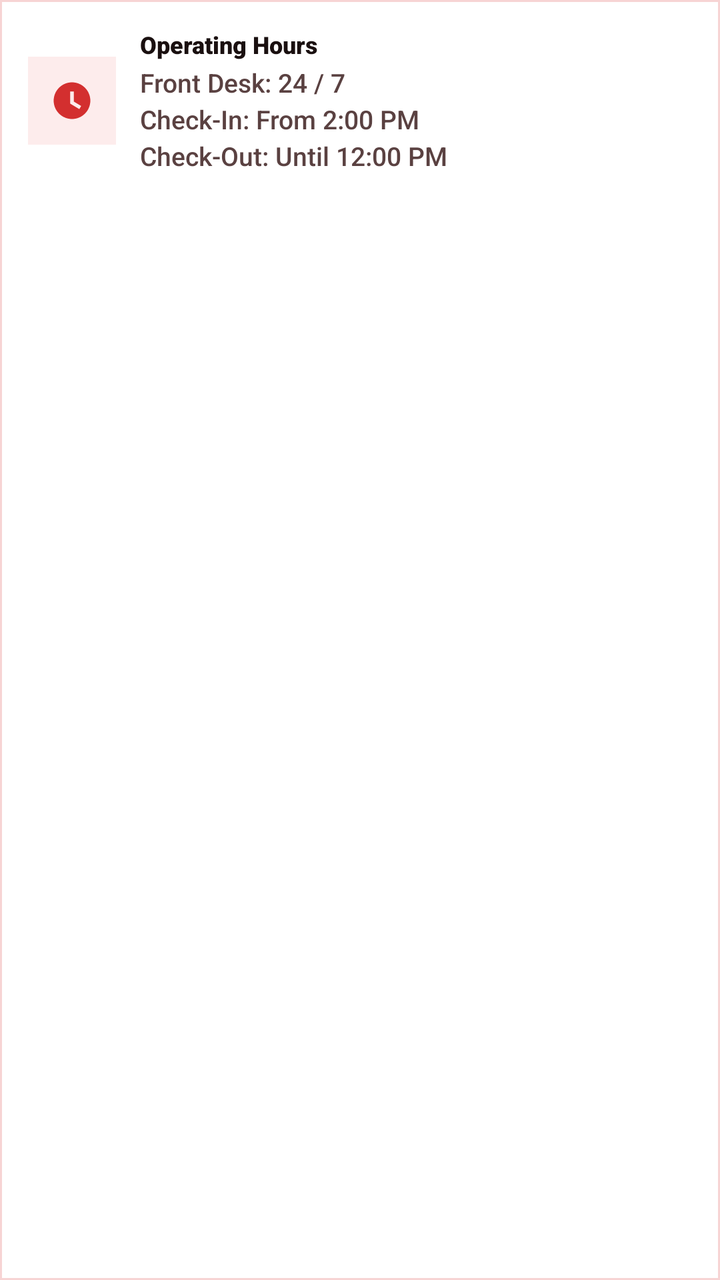
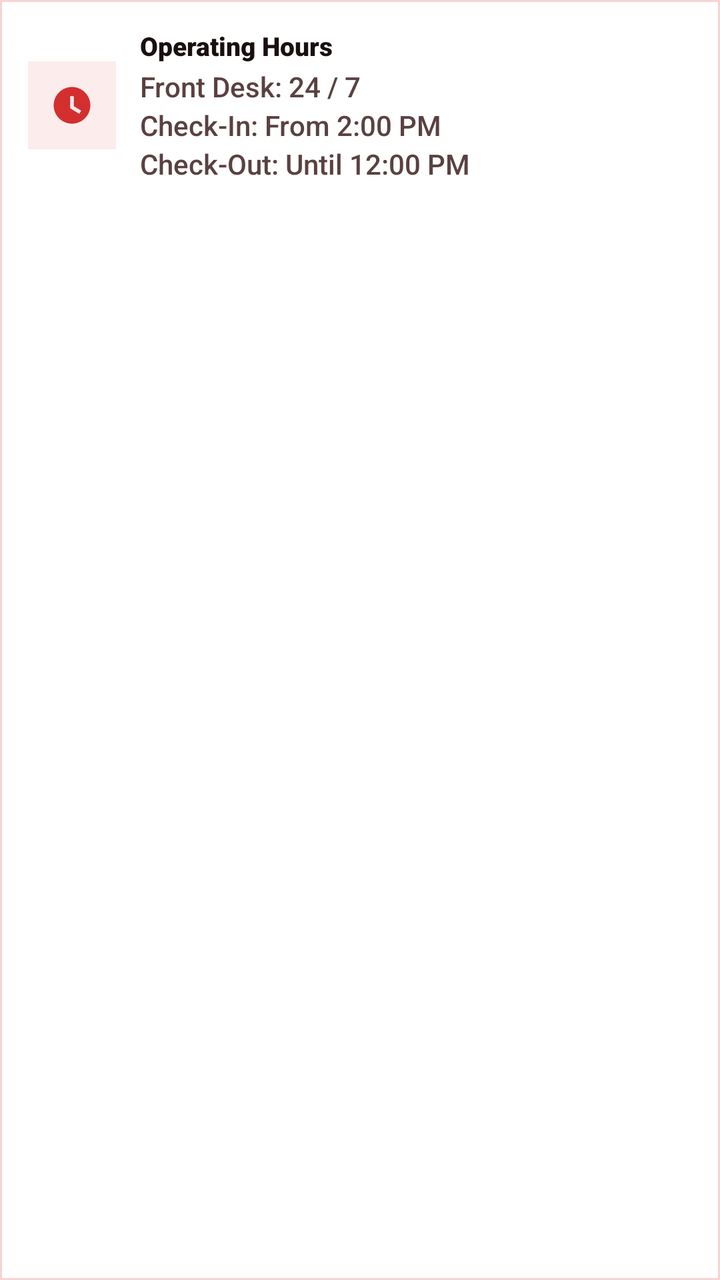

Before-and-after screenshots of an Android layout around one commit, followed by the original layout XML and the change that was made.
<!-- AndroidManifest.xml: application theme Theme.VelocitySuites -->
<!-- res/layout/item_landing_contact_hours.xml -->
<?xml version="1.0" encoding="utf-8"?>
<com.google.android.material.card.MaterialCardView xmlns:android="http://schemas.android.com/apk/res/android"
    xmlns:app="http://schemas.android.com/apk/res-auto"
    android:layout_width="match_parent"
    android:layout_height="wrap_content"
    android:layout_marginTop="10dp"
    app:cardBackgroundColor="@color/velocity_surface_elevated"
    app:cardCornerRadius="0dp"
    app:cardElevation="0dp"
    app:strokeColor="@color/velocity_red_subtle"
    app:strokeWidth="1dp">

    <LinearLayout
        android:layout_width="match_parent"
        android:layout_height="wrap_content"
        android:gravity="center_vertical"
        android:orientation="horizontal"
        android:padding="14dp">

        <FrameLayout
            android:layout_width="44dp"
            android:layout_height="44dp"
            android:background="@drawable/bg_icon_circle_badge">

            <ImageView
                android:layout_width="22dp"
                android:layout_height="22dp"
                android:layout_gravity="center"
                android:contentDescription="@string/landing_hotel_hours_label"
                android:src="@drawable/ic_clock"
                app:tint="@color/velocity_red_primary" />
        </FrameLayout>

        <LinearLayout
            android:layout_width="0dp"
            android:layout_height="wrap_content"
            android:layout_marginStart="12dp"
            android:layout_weight="1"
            android:orientation="vertical">

            <TextView
                android:layout_width="match_parent"
                android:layout_height="wrap_content"
                android:fontFamily="sans-serif-black"
                android:text="@string/landing_hotel_hours_label"
                android:textColor="@color/velocity_text_primary"
                android:textSize="12sp" />

            <TextView
                android:layout_width="match_parent"
                android:layout_height="wrap_content"
                android:layout_marginTop="2dp"
                android:fontFamily="sans-serif-medium"
                android:lineSpacingExtra="3dp"
                android:text="@string/landing_hotel_hours"
                android:textColor="@color/velocity_text_secondary"
                android:textSize="13sp" />
        </LinearLayout>
    </LinearLayout>
</com.google.android.material.card.MaterialCardView>
<!-- resources referenced by this layout -->
<resources>
  <color name="velocity_red_primary">#D32F2F</color>
  <color name="velocity_red_subtle">#F7D4D4</color>
  <color name="velocity_surface_elevated">#FFFFFF</color>
  <color name="velocity_text_primary">#1A1010</color>
  <color name="velocity_text_secondary">#5A4141</color>
  <!-- drawable bg_icon_circle_badge (drawable) -->
  <?xml version="1.0" encoding="utf-8"?>
  <shape xmlns:android="http://schemas.android.com/apk/res/android"
      android:shape="rectangle">
      <solid android:color="@color/velocity_red_soft" />
  </shape>
  <!-- drawable ic_clock (drawable) -->
  ﻿<vector xmlns:android="http://schemas.android.com/apk/res/android"
      android:width="24dp"
      android:height="24dp"
      android:viewportWidth="24"
      android:viewportHeight="24">
      <path
          android:fillColor="#FF000000"
          android:pathData="M12,2C6.5,2 2,6.5 2,12s4.5,10 10,10s10,-4.5 10,-10S17.5,2 12,2zM13,12.5l4,2.4l-1,1.7l-5,-3V7h2v5.5z" />
  </vector>
  <string name="landing_hotel_hours">Front Desk: 24 / 7\nCheck-In: From 2:00 PM\nCheck-Out: Until 12:00 PM</string>
  <string name="landing_hotel_hours_label">Operating Hours</string>
  <color name="velocity_red_soft">#FDECEC</color>
  <color name="velocity_red_dark">#7F1212</color>
  <color name="white">#FFFFFFFF</color>
  <color name="velocity_red_rose">#EF5350</color>
  <color name="velocity_red_deep">#5A0A0A</color>
  <style name="ShapeAppearance.Velocity.Square" parent="">
          <item name="cornerFamily">rounded</item>
          <item name="cornerSize">0dp</item>
      </style>
  <style name="Widget.Velocity.Card.Flat" parent="Widget.MaterialComponents.CardView">
          <item name="cardElevation">0dp</item>
          <item name="cardCornerRadius">0dp</item>
          <item name="cardBackgroundColor">@color/velocity_surface_elevated</item>
          <item name="strokeColor">@color/velocity_divider_hairline</item>
          <item name="strokeWidth">1dp</item>
          <item name="shapeAppearance">@style/ShapeAppearance.Velocity.Square</item>
      </style>
  <style name="Widget.Velocity.Flat.Chip" parent="Widget.MaterialComponents.Chip.Choice">
          <item name="shapeAppearance">@style/ShapeAppearance.Velocity.Square</item>
          <item name="shapeAppearanceOverlay">@style/ShapeAppearance.Velocity.Square</item>
          <item name="chipCornerRadius">0dp</item>
          <item name="android:minHeight">48dp</item>
          <item name="chipMinHeight">48dp</item>
          <item name="chipStrokeWidth">1dp</item>
          <item name="android:elevation">0dp</item>
      </style>
  <style name="Widget.Velocity.Flat.Snackbar" parent="Widget.MaterialComponents.Snackbar">
          <item name="android:background">@drawable/bg_snackbar_flat</item>
          <item name="android:elevation">0dp</item>
      </style>
  <color name="velocity_divider_hairline">#1A000000</color>
  <!-- drawable bg_snackbar_flat (drawable) -->
  <?xml version="1.0" encoding="utf-8"?>
  <shape xmlns:android="http://schemas.android.com/apk/res/android" android:shape="rectangle">
      <solid android:color="#323232" />
      <stroke android:width="1dp" android:color="#33FFFFFF" />
      <corners android:radius="0dp" />
  </shape>
  <style name="Widget.Velocity.Flat.BottomSheet" parent="Widget.MaterialComponents.BottomSheet.Modal">
          <item name="shapeAppearanceOverlay">@style/ShapeAppearance.Velocity.Square</item>
          <item name="android:elevation">0dp</item>
          <item name="backgroundTint">@color/velocity_surface_elevated</item>
      </style>
  <!-- unchanged entries left out for length: 7 -->
</resources>

<!-- the commit's change to res/layout/item_landing_contact_hours.xml (unified diff, before → after) -->
@@ -26,7 +26,7 @@
                 android:layout_width="22dp"
                 android:layout_height="22dp"
                 android:layout_gravity="center"
-                android:contentDescription="@string/landing_hotel_hours_label"
+                android:importantForAccessibility="no"
                 android:src="@drawable/ic_clock"
                 app:tint="@color/velocity_red_primary" />
         </FrameLayout>
@@ -44,7 +44,7 @@
                 android:fontFamily="sans-serif-black"
                 android:text="@string/landing_hotel_hours_label"
                 android:textColor="@color/velocity_text_primary"
-                android:textSize="12sp" />
+                android:textSize="13sp" />
 
             <TextView
                 android:layout_width="match_parent"
@@ -54,7 +54,7 @@
                 android:lineSpacingExtra="3dp"
                 android:text="@string/landing_hotel_hours"
                 android:textColor="@color/velocity_text_secondary"
-                android:textSize="13sp" />
+                android:textSize="14sp" />
         </LinearLayout>
     </LinearLayout>
 </com.google.android.material.card.MaterialCardView>
